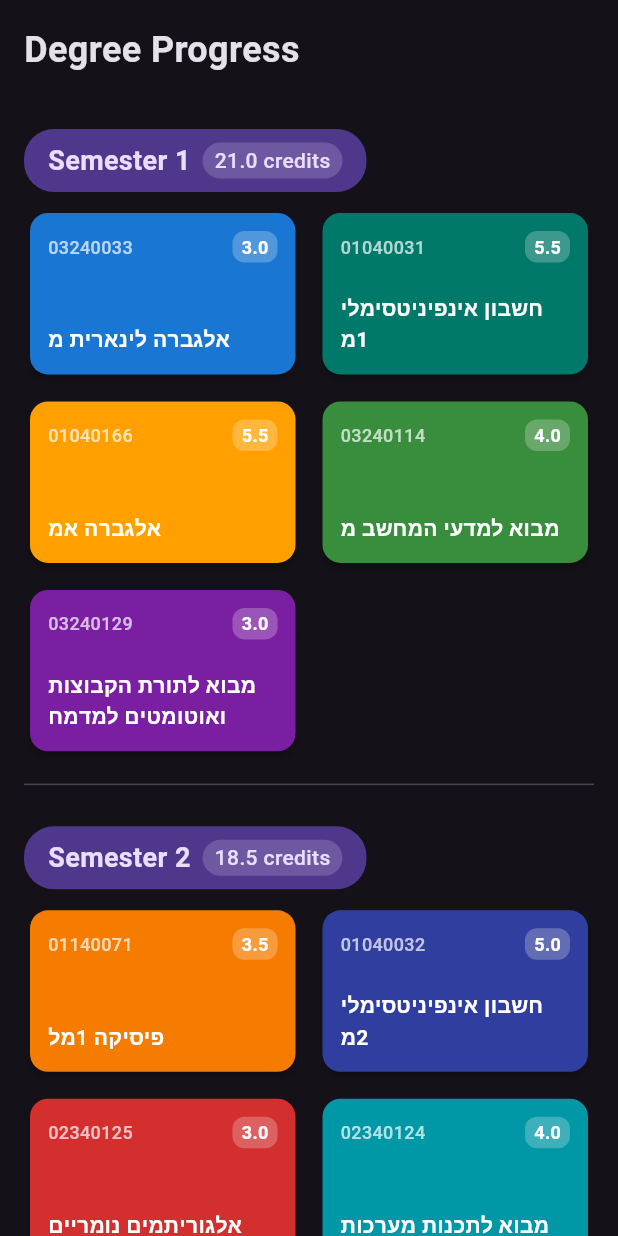
After one commit to Ramsey02/calendar_try1, a Flutter app: the SemesterDiagram screen opened directly, on a phone screen of 412 x 824 dp. The commit adds this screen. Run offline on Flutter 3.47's test engine with Material 3 defaults, Android fonts, the phone set to English and light mode, and no system bars; drawn by our look-alikes of calendar_view.

Commit message:
adding semester diagram, different display for horizontal and vertical

```diff
--- a/lib/main.dart
+++ b/lib/main.dart
@@ -4,7 +4,7 @@ import 'package:calendar_view/calendar_view.dart';
 import 'package:flutter/gestures.dart';
 import 'package:flutter/material.dart';
 import 'pages/home_page.dart';  // You'll need to create this file
-
+// import 'pages/course_diagram_page.dart';
 
 DateTime get _now => DateTime.now();
 
--- a/lib/pages/home_page.dart
+++ b/lib/pages/home_page.dart
@@ -3,6 +3,7 @@ import 'package:flutter/material.dart';
 import 'calendar_theme_mixin.dart'; // Import the mixin
 import 'profile_page.dart'; // Import profile page
 import 'course_list_panel.dart'; // Import course list panel
+import 'semester_diagram.dart'; // Import the new diagram widget
 
 class HomePage extends StatefulWidget {
   const HomePage({super.key});
@@ -332,7 +333,7 @@ class HomePageState extends State<HomePage> with CalendarDarkThemeMixin {
 
   // Placeholder methods for other views
   Widget _buildDiagramView() {
-    return _buildPlaceholderView('Custom Diagram', Icons.timeline);
+    return const SemesterDiagram();
   }
 
   Widget _buildPrerequisitesDiagramView() {
--- /dev/null
+++ b/lib/pages/semester_diagram.dart
@@ -0,0 +1,467 @@
+import 'package:flutter/material.dart';
+
+class SemesterDiagram extends StatefulWidget {
+  const SemesterDiagram({Key? key}) : super(key: key);
+
+  @override
+  State<SemesterDiagram> createState() => _SemesterDiagramState();
+}
+
+class _SemesterDiagramState extends State<SemesterDiagram> {
+  // Sample data structure for semester courses
+  // In a real implementation, this would come from your backend or local database
+  final List<Map<String, dynamic>> semesters = [
+    {
+      'semester': 1,
+      'courses': [
+        {
+          'code': '03240033',
+          'name': 'אלגברה לינארית מ',
+          'credits': 3.0,
+          'color': Colors.blue.shade700,
+        },
+        {
+          'code': '01040031',
+          'name': 'חשבון אינפיניטסימלי 1מ',
+          'credits': 5.5,
+          'color': Colors.teal.shade700,
+        },
+        {
+          'code': '01040166',
+          'name': 'אלגברה אמ',
+          'credits': 5.5,
+          'color': Colors.amber.shade700,
+        },
+        {
+          'code': '03240114',
+          'name': 'מבוא למדעי המחשב מ',
+          'credits': 4.0,
+          'color': Colors.green.shade700,
+        },
+        {
+          'code': '03240129',
+          'name': 'מבוא לתורת הקבוצות ואוטומטים למדמח',
+          'credits': 3.0,
+          'color': Colors.purple.shade700,
+        },
+      ],
+    },
+    {
+      'semester': 2,
+      'courses': [
+        {
+          'code': '01140071',
+          'name': 'פיסיקה 1מל',
+          'credits': 3.5,
+          'color': Colors.orange.shade700,
+        },
+        {
+          'code': '01040032',
+          'name': 'חשבון אינפיניטסימלי 2מ',
+          'credits': 5.0,
+          'color': Colors.indigo.shade700,
+        },
+        {
+          'code': '02340125',
+          'name': 'אלגוריתמים נומריים',
+          'credits': 3.0,
+          'color': Colors.red.shade700,
+        },
+        {
+          'code': '02340124',
+          'name': 'מבוא לתכנות מערכות',
+          'credits': 4.0,
+          'color': Colors.cyan.shade700,
+        },
+        {
+          'code': '02340141',
+          'name': 'קומבינטוריקה למדעי המחשב',
+          'credits': 3.0,
+          'color': Colors.deepPurple.shade700,
+        },
+      ],
+    },
+    {
+      'semester': 3,
+      'courses': [
+        {
+          'code': '00940142',
+          'name': 'הסתברות מ',
+          'credits': 4.0,
+          'color': Colors.blue.shade800,
+        },
+        {
+          'code': '01040134',
+          'name': 'אלגברה מודרנית ח',
+          'credits': 2.5,
+          'color': Colors.teal.shade800,
+        },
+        {
+          'code': '02340292',
+          'name': 'לוגיקה למדעי המחשב',
+          'credits': 3.0,
+          'color': Colors.red.shade800,
+        },
+        {
+          'code': '02340218',
+          'name': 'מבני נתונים 1',
+          'credits': 3.0,
+          'color': Colors.green.shade800,
+        },
+        {
+          'code': '00440252',
+          'name': 'אמינות ובדיקות - תוכנה ונושאי המחשב',
+          'credits': 5.0,
+          'color': Colors.purple.shade800,
+        },
+      ],
+    },
+    {
+      'semester': 4,
+      'courses': [
+        {
+          'code': '02340247',
+          'name': 'אלגוריתמים 1',
+          'credits': 3.0,
+          'color': Colors.blue.shade900,
+        },
+        {
+          'code': '02340123',
+          'name': 'מערכות הפעלה',
+          'credits': 4.5,
+          'color': Colors.teal.shade900,
+        },
+        {
+          'code': '02340118',
+          'name': 'ארגון ותכנות המחשב',
+          'credits': 3.0,
+          'color': Colors.green.shade900,
+        },
+      ],
+    },
+    {
+      'semester': 5,
+      'courses': [
+        {
+          'code': '02340343',
+          'name': 'תורת החישוביות',
+          'credits': 3.0,
+          'color': Colors.orange.shade900,
+        },
+        {
+          'code': '02340267',
+          'name': 'מבנה מחשבים רב מעבדים',
+          'credits': 3.0,
+          'color': Colors.red.shade900,
+        },
+        {
+          'code': '02360360',
+          'name': 'תורת הקומפילציה',
+          'credits': 3.0,
+          'color': Colors.purple.shade900,
+        },
+      ],
+    },
+  ];
+
+  @override
+  Widget build(BuildContext context) {
+    // Detect device orientation
+    final orientation = MediaQuery.of(context).orientation;
+
+    return Scaffold(
+      backgroundColor: Theme.of(context).colorScheme.background,
+      body: SafeArea(
+        child: Column(
+          crossAxisAlignment: CrossAxisAlignment.start,
+          children: [
+            Padding(
+              padding: const EdgeInsets.all(16.0),
+              child: Text(
+                'Degree Progress',
+                style: TextStyle(
+                  fontSize: 24,
+                  fontWeight: FontWeight.bold,
+                  color: Theme.of(context).colorScheme.onSurface,
+                ),
+              ),
+            ),
+            Expanded(
+              child: ListView.builder(
+                padding: const EdgeInsets.symmetric(horizontal: 16.0),
+                itemCount: semesters.length,
+                itemBuilder: (context, index) {
+                  final semester = semesters[index];
+                  return orientation == Orientation.portrait
+                      ? _buildVerticalSemesterSection(context, semester)
+                      : _buildHorizontalSemesterSection(context, semester);
+                },
+              ),
+            ),
+          ],
+        ),
+      ),
+    );
+  }
+
+  // Vertical layout for portrait mode (original implementation)
+  Widget _buildVerticalSemesterSection(BuildContext context, Map<String, dynamic> semester) {
+    // Calculate total credits for this semester
+    double totalCredits = 0;
+    for (final course in semester['courses']) {
+      totalCredits += course['credits'];
+    }
+
+    return Column(
+      crossAxisAlignment: CrossAxisAlignment.start,
+      children: [
+        Container(
+          margin: const EdgeInsets.only(top: 20, bottom: 10),
+          padding: const EdgeInsets.symmetric(horizontal: 16, vertical: 8),
+          decoration: BoxDecoration(
+            color: Theme.of(context).colorScheme.primaryContainer,
+            borderRadius: BorderRadius.circular(20),
+          ),
+          child: Row(
+            mainAxisSize: MainAxisSize.min,
+            children: [
+              Text(
+                'Semester ${semester['semester']}',
+                style: TextStyle(
+                  fontSize: 18,
+                  fontWeight: FontWeight.bold,
+                  color: Theme.of(context).colorScheme.onPrimaryContainer,
+                ),
+              ),
+              const SizedBox(width: 8),
+              Container(
+                padding: const EdgeInsets.symmetric(horizontal: 8, vertical: 2),
+                decoration: BoxDecoration(
+                  color: Theme.of(context).colorScheme.onPrimaryContainer.withOpacity(0.2),
+                  borderRadius: BorderRadius.circular(12),
+                ),
+                child: Text(
+                  '${totalCredits.toStringAsFixed(1)} credits',
+                  style: TextStyle(
+                    fontSize: 14,
+                    fontWeight: FontWeight.w500,
+                    color: Theme.of(context).colorScheme.onPrimaryContainer,
+                  ),
+                ),
+              ),
+            ],
+          ),
+        ),
+        // Grid of courses
+        GridView.builder(
+          physics: const NeverScrollableScrollPhysics(),
+          shrinkWrap: true,
+          gridDelegate: const SliverGridDelegateWithFixedCrossAxisCount(
+            crossAxisCount: 2,
+            childAspectRatio: 1.6,
+            crossAxisSpacing: 10,
+            mainAxisSpacing: 10,
+          ),
+          itemCount: semester['courses'].length,
+          itemBuilder: (context, index) {
+            final course = semester['courses'][index];
+            return _buildCourseCard(context, course);
+          },
+        ),
+        const SizedBox(height: 10),
+        const Divider(),
+      ],
+    );
+  }
+
+  // Horizontal layout for landscape mode (new implementation)
+  Widget _buildHorizontalSemesterSection(BuildContext context, Map<String, dynamic> semester) {
+    double totalCredits = 0;
+    for (final course in semester['courses']) {
+      totalCredits += course['credits'];
+    }
+
+    return Column(
+      crossAxisAlignment: CrossAxisAlignment.start,
+      children: [
+        Container(
+          margin: const EdgeInsets.only(top: 20, bottom: 10),
+          padding: const EdgeInsets.symmetric(horizontal: 16, vertical: 8),
+          decoration: BoxDecoration(
+            color: Theme.of(context).colorScheme.primaryContainer,
+            borderRadius: BorderRadius.circular(20),
+          ),
+          child: Row(
+            mainAxisSize: MainAxisSize.min,
+            children: [
+              Text(
+                'Semester ${semester['semester']}',
+                style: TextStyle(
+                  fontSize: 18,
+                  fontWeight: FontWeight.bold,
+                  color: Theme.of(context).colorScheme.onPrimaryContainer,
+                ),
+              ),
+              const SizedBox(width: 8),
+              Container(
+                padding: const EdgeInsets.symmetric(horizontal: 8, vertical: 2),
+                decoration: BoxDecoration(
+                  color: Theme.of(context).colorScheme.onPrimaryContainer.withOpacity(0.2),
+                  borderRadius: BorderRadius.circular(12),
+                ),
+                child: Text(
+                  '${totalCredits.toStringAsFixed(1)} credits',
+                  style: TextStyle(
+                    fontSize: 14,
+                    fontWeight: FontWeight.w500,
+                    color: Theme.of(context).colorScheme.onPrimaryContainer,
+                  ),
+                ),
+              ),
+            ],
+          ),
+        ),
+        // Horizontal scrollable list of courses
+        SizedBox(
+          height: 120, // Fixed height for each course row
+          child: ListView.builder(
+            scrollDirection: Axis.horizontal,
+            itemCount: semester['courses'].length,
+            itemBuilder: (context, index) {
+              final course = semester['courses'][index];
+              return _buildHorizontalCourseCard(context, course);
+            },
+          ),
+        ),
+        const SizedBox(height: 10),
+        const Divider(),
+      ],
+    );
+  }
+
+  // Vertical course card for portrait mode
+  Widget _buildCourseCard(BuildContext context, Map<String, dynamic> course) {
+    return Card(
+      elevation: 2,
+      shape: RoundedRectangleBorder(
+        borderRadius: BorderRadius.circular(12),
+      ),
+      color: course['color'],
+      child: Padding(
+        padding: const EdgeInsets.all(12.0),
+        child: Column(
+          crossAxisAlignment: CrossAxisAlignment.start,
+          children: [
+            Row(
+              mainAxisAlignment: MainAxisAlignment.spaceBetween,
+              children: [
+                Flexible(
+                  child: Text(
+                    course['code'],
+                    style: const TextStyle(
+                      fontSize: 12,
+                      color: Colors.white70,
+                      fontWeight: FontWeight.w500,
+                    ),
+                    overflow: TextOverflow.ellipsis,
+                  ),
+                ),
+                Container(
+                  padding: const EdgeInsets.symmetric(horizontal: 6, vertical: 2),
+                  decoration: BoxDecoration(
+                    color: Colors.white24,
+                    borderRadius: BorderRadius.circular(8),
+                  ),
+                  child: Text(
+                    '${course['credits']}',
+                    style: const TextStyle(
+                      fontSize: 12,
+                      color: Colors.white,
+                      fontWeight: FontWeight.bold,
+                    ),
+                  ),
+                ),
+              ],
+            ),
+            const Spacer(),
+            Text(
+              course['name'],
+              style: const TextStyle(
+                fontSize: 14,
+                fontWeight: FontWeight.bold,
+                color: Colors.white,
+              ),
+              maxLines: 2,
+              overflow: TextOverflow.ellipsis,
+            ),
+          ],
+        ),
+      ),
+    );
+  }
+
+  // Horizontal course card for landscape mode
+  Widget _buildHorizontalCourseCard(BuildContext context, Map<String, dynamic> course) {
+    return Container(
+      width: 200, // Fixed width for horizontal cards
+      margin: const EdgeInsets.only(right: 12),
+      child: Card(
+        elevation: 2,
+        shape: RoundedRectangleBorder(
+          borderRadius: BorderRadius.circular(12),
+        ),
+        color: course['color'],
+        child: Padding(
+          padding: const EdgeInsets.all(12.0),
+          child: Column(
+            crossAxisAlignment: CrossAxisAlignment.start,
+            mainAxisAlignment: MainAxisAlignment.spaceBetween,
+            children: [
+              Row(
+                mainAxisAlignment: MainAxisAlignment.spaceBetween,
+                children: [
+                  Flexible(
+                    child: Text(
+                      course['code'],
+                      style: const TextStyle(
+                        fontSize: 12,
+                        color: Colors.white70,
+                        fontWeight: FontWeight.w500,
+                      ),
+                      overflow: TextOverflow.ellipsis,
+                    ),
+                  ),
+                  Container(
+                    padding: const EdgeInsets.symmetric(horizontal: 6, vertical: 2),
+                    decoration: BoxDecoration(
+                      color: Colors.white24,
+                      borderRadius: BorderRadius.circular(8),
+                    ),
+                    child: Text(
+                      '${course['credits']}',
+                      style: const TextStyle(
+                        fontSize: 12,
+                        color: Colors.white,
+                        fontWeight: FontWeight.bold,
+                      ),
+                    ),
+                  ),
+                ],
+              ),
+              Text(
+                course['name'],
+                style: const TextStyle(
+                  fontSize: 14,
+                  fontWeight: FontWeight.bold,
+                  color: Colors.white,
+                ),
+                maxLines: 2,
+                overflow: TextOverflow.ellipsis,
+              ),
+            ],
+          ),
+        ),
+      ),
+    );
+  }
+}
```
